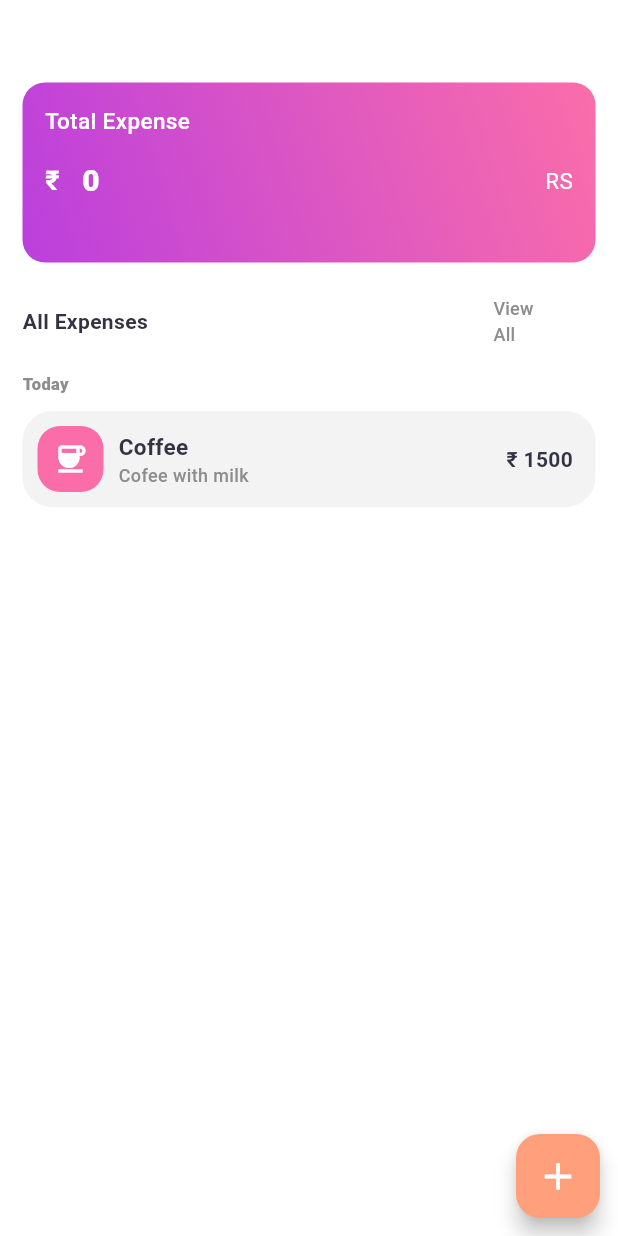
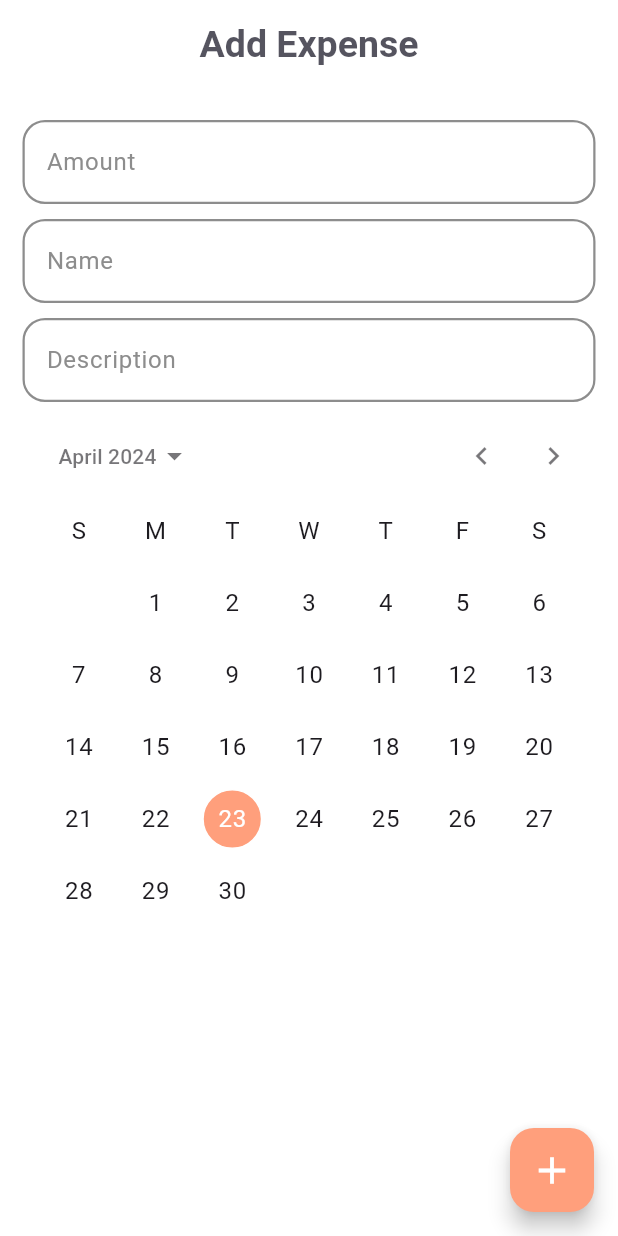
Before and after one commit to AQzeid/expense-tracker, a Flutter app: the screen it shows after launch, on a phone screen of 412 x 824 dp. Run offline on Flutter 3.47's test engine with Material 3 defaults, Android fonts, the phone set to English and light mode, and no system bars; drawn by our look-alikes of calendar_date_picker2.

Commit message:
UI - Add/Edit page is finished, some folder re-arrangements are done

```diff
--- a/lib/core/theme/theme.dart
+++ b/lib/core/theme/theme.dart
@@ -2,12 +2,22 @@ import 'package:expense_tracker/core/theme/app_palatte.dart';
 import 'package:flutter/material.dart';
 
 class AppTheme {
+  static _border([Color color = AppPalate.lightTextColor]) =>
+      OutlineInputBorder(
+        borderSide: BorderSide(
+          color: color,
+          width: 1.5,
+        ),
+        borderRadius: const BorderRadius.all(Radius.circular(15)),
+      );
   static final whiteThemeMode = ThemeData.light().copyWith(
-      scaffoldBackgroundColor: AppPalate.backgroundColor,
-      appBarTheme: const AppBarTheme(
-        backgroundColor: AppPalate.backgroundColor,
-      ),
-      cardTheme: const CardTheme(
-        color: AppPalate.backgroundColor,
-      ));
+    scaffoldBackgroundColor: AppPalate.backgroundColor,
+    appBarTheme: const AppBarTheme(
+      backgroundColor: AppPalate.backgroundColor,
+    ),
+    inputDecorationTheme: InputDecorationTheme(
+      enabledBorder: _border(),
+      focusedBorder: _border(AppPalate.gradient3),
+    ),
+  );
 }
--- a/lib/core/widgets/list_builder.dart
+++ /dev/null
@@ -1,12 +0,0 @@
-import 'package:flutter/material.dart';
-
-class ListBuilder extends StatelessWidget {
-  const ListBuilder({super.key});
-
-  @override
-  Widget build(BuildContext context) {
-    // List Builder will be used for building all our expense list
-    // For home page maximum 3 items will be built for each categories like daily, weekely, monthly
-    return const Placeholder();
-  }
-}
--- /dev/null
+++ b/lib/features/home_page/presentation/add_expense_page.dart/add_expense_page.dart
@@ -0,0 +1,101 @@
+import 'package:calendar_date_picker2/calendar_date_picker2.dart';
+import 'package:expense_tracker/core/theme/app_palatte.dart';
+import 'package:expense_tracker/features/home_page/presentation/widgets/expense_text_field.dart';
+import 'package:flutter/material.dart';
+import 'package:intl/intl.dart';
+
+class AddExpensePage extends StatefulWidget {
+  final bool isEditing;
+  const AddExpensePage({
+    super.key,
+    this.isEditing = false,
+  });
+
+  @override
+  State<AddExpensePage> createState() => _AddExpensePageState();
+}
+
+class _AddExpensePageState extends State<AddExpensePage> {
+  final amountController = TextEditingController();
+  final nameController = TextEditingController();
+  final descriptionController = TextEditingController();
+  final formKey = GlobalKey<FormState>();
+  DateTime selectedDate = DateTime.now();
+  DateFormat formatter = DateFormat('dd-MM-yyyy');
+
+  @override
+  void dispose() {
+    amountController.dispose();
+    nameController.dispose();
+    descriptionController.dispose();
+    super.dispose();
+  }
+
+  @override
+  Widget build(BuildContext context) {
+    // NOTE - Use "formKey.currentState.validate()" to validate all the form fields on submission
+    return Scaffold(
+      extendBody: true,
+      appBar: AppBar(
+        surfaceTintColor: AppPalate.transparantColor,
+        title: Text(
+          widget.isEditing ? "Edit Expense" : "Add Expense",
+          style: const TextStyle(
+              color: AppPalate.darkColor,
+              fontSize: 25,
+              fontWeight: FontWeight.bold),
+        ),
+        toolbarHeight: 60,
+        centerTitle: true,
+      ),
+      floatingActionButton: FloatingActionButton(
+        onPressed: () {},
+        backgroundColor: AppPalate.gradient3,
+        child: Icon(widget.isEditing ? Icons.check : Icons.add,
+            size: 30, color: AppPalate.whiteColor),
+      ),
+      body: Padding(
+        padding: const EdgeInsets.only(left: 15, right: 15, bottom: 15),
+        child: SingleChildScrollView(
+          child: Form(
+            key: formKey,
+            child: Column(
+              mainAxisAlignment: MainAxisAlignment.start,
+              children: [
+                const SizedBox(height: 20),
+                ExpenseInputField(
+                  hintText: 'Amount',
+                  controller: amountController,
+                  keyboardType: TextInputType.number,
+                ),
+                const SizedBox(height: 10),
+                ExpenseInputField(
+                  hintText: 'Name',
+                  controller: nameController,
+                ),
+                const SizedBox(height: 10),
+                ExpenseInputField(
+                  hintText: 'Description',
+                  controller: descriptionController,
+                ),
+                const SizedBox(height: 10),
+                CalendarDatePicker2(
+                  config: CalendarDatePicker2Config(
+                    calendarType: CalendarDatePicker2Type.single,
+                    selectedDayHighlightColor: AppPalate.gradient3,
+                  ),
+                  onValueChanged: (value) {
+                    String formatedDate = formatter.format(value.first!);
+                    debugPrint(value.first.toString());
+                    debugPrint(formatedDate);
+                  },
+                  value: [selectedDate],
+                ),
+              ],
+            ),
+          ),
+        ),
+      ),
+    );
+  }
+}
--- a/lib/features/pages/home_page/home_page.dart
+++ b/lib/features/home_page/presentation/home_page/home_page.dart
@@ -1,7 +1,7 @@
 import 'package:expense_tracker/core/theme/app_palatte.dart';
-import 'package:expense_tracker/features/pages/widgets/expense_container.dart';
-import 'package:expense_tracker/features/pages/widgets/expense_list_item.dart';
-import 'package:expense_tracker/features/pages/widgets/view_all_button.dart';
+import 'package:expense_tracker/features/home_page/presentation/widgets/expense_container.dart';
+import 'package:expense_tracker/features/home_page/presentation/widgets/expense_list_item.dart';
+import 'package:expense_tracker/features/home_page/presentation/widgets/view_all_button.dart';
 import 'package:flutter/material.dart';
 
 class HomePage extends StatelessWidget {
@@ -40,9 +40,9 @@ class HomePage extends StatelessWidget {
                     ),
                   ),
                   // The view all button to view all expenses in a new page
-                  ViewAllButton(
-                    onTap: () {},
-                  ),
+                  // ViewAllButton(
+                  //   onTap: () {},
+                  // ),
                 ],
               ),
               Column(
@@ -50,7 +50,7 @@ class HomePage extends StatelessWidget {
                 crossAxisAlignment: CrossAxisAlignment.start,
                 children: [
                   const Padding(
-                    padding: EdgeInsets.symmetric(vertical: 10),
+                    padding: EdgeInsets.only(top: 10),
                     child: Text(
                       'Today',
                       style: TextStyle(
@@ -60,12 +60,23 @@ class HomePage extends StatelessWidget {
                       ),
                     ),
                   ),
-                  ExpenseListItem(
-                    onTap: () {},
-                    expenseName: 'Coffee',
-                    expenseAmount: '1500',
-                    expenseDescription: 'Cofee with milk',
-                  )
+                  // The list view builder will be used
+                  ListView.builder(
+                    itemCount: 15,
+                    shrinkWrap: true,
+                    physics: const NeverScrollableScrollPhysics(),
+                    itemBuilder: (contex, i) {
+                      return Padding(
+                        padding: const EdgeInsets.only(bottom: 8.0),
+                        child: ExpenseListItem(
+                          onTap: () {},
+                          expenseName: 'Coffee',
+                          expenseAmount: '134',
+                          expenseDescription: 'afleiagn salfnoe dskgalj',
+                        ),
+                      );
+                    },
+                  ),
                 ],
               ),
             ],
--- a/lib/features/pages/widgets/expense_container.dart
+++ b/lib/features/home_page/presentation/widgets/expense_container.dart
@@ -10,9 +10,9 @@ class ExpenseContainer extends StatelessWidget {
   @override
   Widget build(BuildContext context) {
     TextStyle textStyle(
-            [fontWeight = FontWeight.normal,
-            fontSize = 15,
-            color = AppPalate.whiteColor]) =>
+            [FontWeight fontWeight = FontWeight.normal,
+            double fontSize = 15,
+            Color color = AppPalate.whiteColor]) =>
         TextStyle(
           color: color,
           fontWeight: fontWeight,
@@ -23,7 +23,7 @@ class ExpenseContainer extends StatelessWidget {
       height: 120,
       decoration: BoxDecoration(
         borderRadius: BorderRadius.circular(15),
-        gradient: LinearGradient(
+        gradient: const LinearGradient(
           begin: Alignment.bottomLeft,
           end: Alignment.topRight,
           colors: [AppPalate.gradient1, AppPalate.gradient2],
@@ -50,7 +50,7 @@ class ExpenseContainer extends StatelessWidget {
                 Text('₹', style: textStyle(FontWeight.w700, 18.0)),
                 const SizedBox(width: 15),
                 Text(
-                  '$expenseAmount',
+                  expenseAmount,
                   style: textStyle(FontWeight.w900, 20.0),
                 ),
                 const Spacer(),
--- /dev/null
+++ b/lib/features/home_page/presentation/widgets/expense_text_field.dart
@@ -0,0 +1,34 @@
+import 'package:expense_tracker/core/theme/app_palatte.dart';
+import 'package:flutter/material.dart';
+
+class ExpenseInputField extends StatelessWidget {
+  final String hintText;
+  final TextEditingController controller;
+  final TextInputType keyboardType;
+  const ExpenseInputField({
+    super.key,
+    required this.hintText,
+    required this.controller,
+    this.keyboardType = TextInputType.text,
+  });
+
+  @override
+  Widget build(BuildContext context) {
+    return TextFormField(
+      controller: controller,
+      keyboardType: keyboardType,
+      decoration: InputDecoration(
+        hintText: hintText,
+        hintStyle: const TextStyle(
+          color: AppPalate.lightTextColor,
+        ),
+      ),
+      validator: (value) {
+        if (value!.isEmpty) {
+          return "$hintText cannot be empty";
+        }
+        return null;
+      },
+    );
+  }
+}
--- a/lib/main.dart
+++ b/lib/main.dart
@@ -1,5 +1,5 @@
 import 'package:expense_tracker/core/theme/theme.dart';
-import 'package:expense_tracker/features/pages/home_page/home_page.dart';
+import 'package:expense_tracker/features/home_page/presentation/add_expense_page.dart/add_expense_page.dart';
 import 'package:flutter/material.dart';
 
 void main() {
@@ -16,7 +16,7 @@ class MyApp extends StatelessWidget {
       title: 'Expense Tracker',
       debugShowCheckedModeBanner: false,
       theme: AppTheme.whiteThemeMode,
-      home: const HomePage(),
+      home: const AddExpensePage(),
     );
   }
 }
```
Also changed, not shown: pubspec.yaml (+8 -14 lines), lib/features/home_page/presentation/view_all_page/view_all_page.dart (added), lib/features/home_page/presentation/widgets/expense_list_item.dart (renamed from lib/features/pages/widgets/expense_list_item.dart), lib/features/home_page/presentation/widgets/view_all_button.dart (renamed from lib/features/pages/widgets/view_all_button.dart), pubspec.lock.
